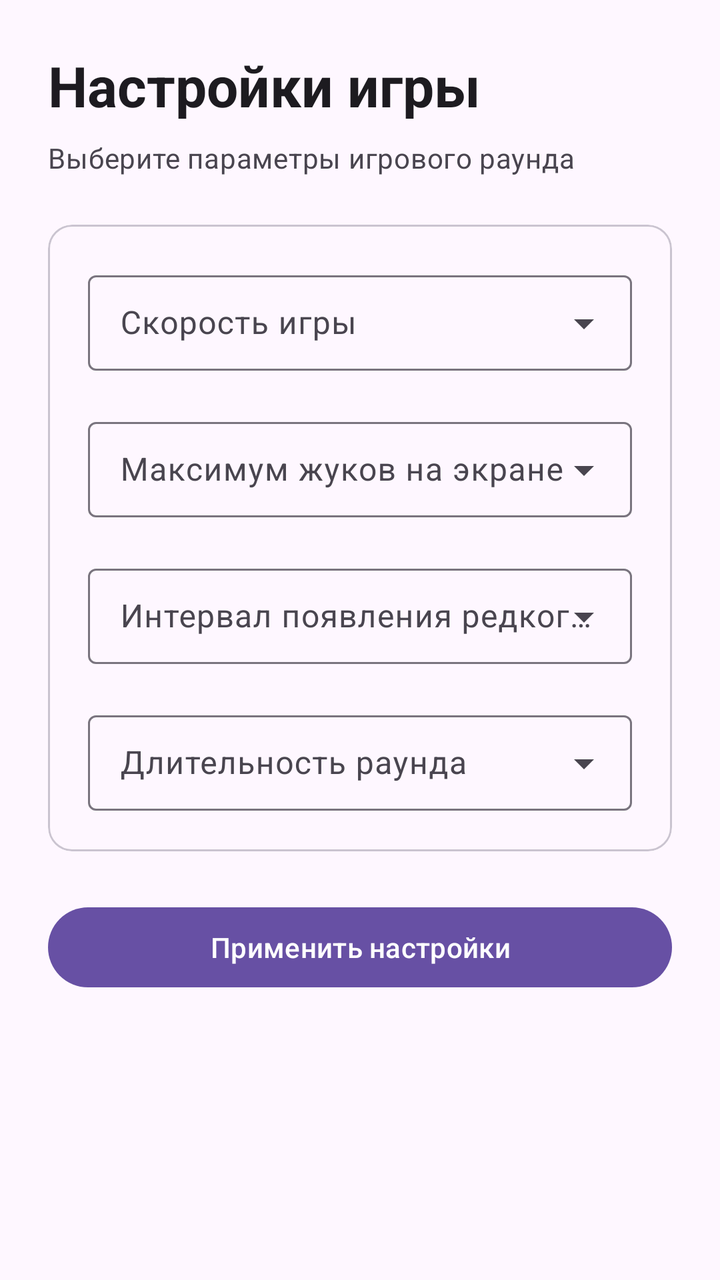
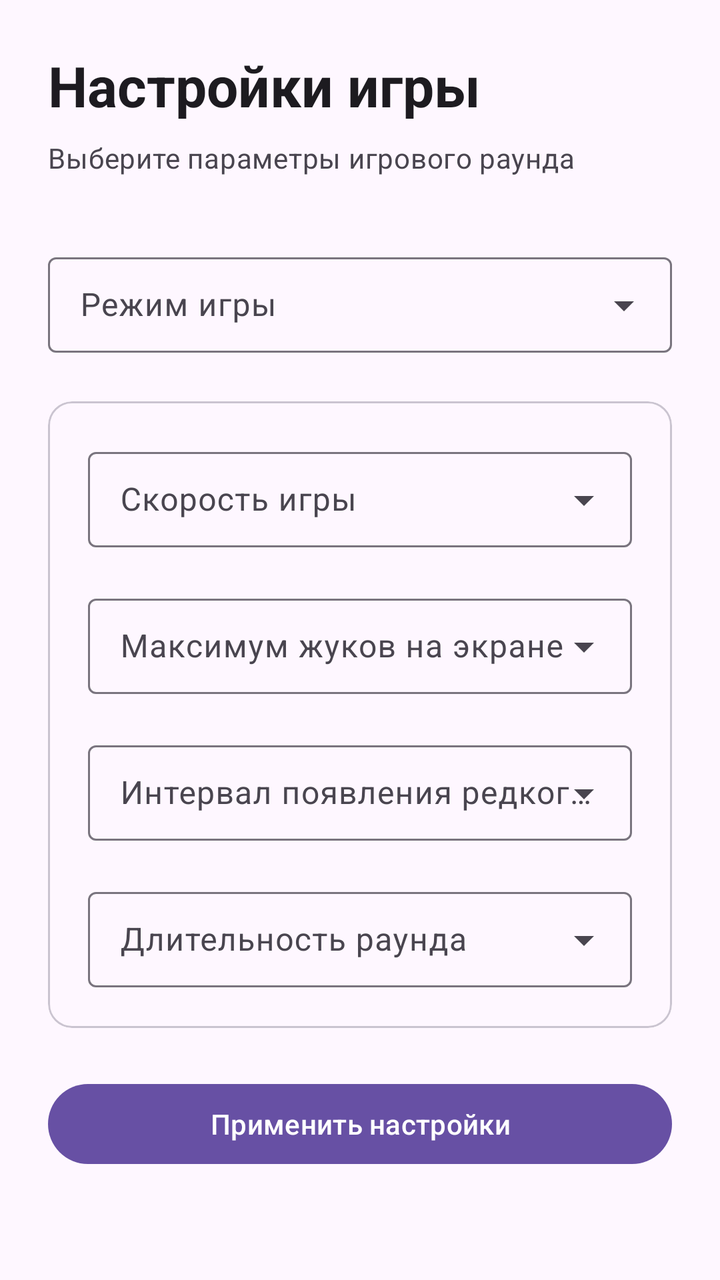

Compare the two renders of this Android layout. The source of the first and the diff that turns it into the second are given below.
<!-- AndroidManifest.xml: application theme Theme.Bugs -->
<!-- res/layout/fragment_settings.xml -->
<?xml version="1.0" encoding="utf-8"?>
<ScrollView
    xmlns:android="http://schemas.android.com/apk/res/android"
    android:layout_width="match_parent"
    android:layout_height="match_parent"
    android:fillViewport="true">

    <LinearLayout
        android:layout_width="match_parent"
        android:layout_height="wrap_content"
        android:orientation="vertical"
        android:padding="24dp">

        <LinearLayout
            android:layout_width="match_parent"
            android:layout_height="wrap_content"
            android:gravity="center_vertical"
            android:orientation="horizontal">

            <TextView
                android:layout_width="wrap_content"
                android:layout_height="wrap_content"
                android:text="@string/settings_title"
                android:textAppearance="?attr/textAppearanceHeadlineMedium"
                android:textStyle="bold" />

        </LinearLayout>

        <TextView
            android:layout_width="wrap_content"
            android:layout_height="wrap_content"
            android:layout_marginTop="8dp"
            android:text="@string/settings_subtitle"
            android:textAppearance="?attr/textAppearanceBodyMedium"
            android:textColor="?attr/colorOnSurfaceVariant" />

        <com.google.android.material.card.MaterialCardView
            android:layout_width="match_parent"
            android:layout_height="wrap_content"
            android:layout_marginTop="24dp">

            <LinearLayout
                android:layout_width="match_parent"
                android:layout_height="wrap_content"
                android:orientation="vertical"
                android:padding="20dp">

                <com.google.android.material.textfield.TextInputLayout
                    style="@style/Widget.Material3.TextInputLayout.OutlinedBox.Dense.ExposedDropdownMenu"
                    android:layout_width="match_parent"
                    android:layout_height="wrap_content"
                    android:hint="@string/settings_speed">

                    <com.google.android.material.textfield.MaterialAutoCompleteTextView
                        android:id="@+id/settings_speed"
                        android:layout_width="match_parent"
                        android:layout_height="wrap_content"
                        android:inputType="none" />

                </com.google.android.material.textfield.TextInputLayout>

                <com.google.android.material.textfield.TextInputLayout
                    style="@style/Widget.Material3.TextInputLayout.OutlinedBox.Dense.ExposedDropdownMenu"
                    android:layout_width="match_parent"
                    android:layout_height="wrap_content"
                    android:layout_marginTop="20dp"
                    android:hint="@string/settings_max_cockroaches">

                    <com.google.android.material.textfield.MaterialAutoCompleteTextView
                        android:id="@+id/settings_max_cockroaches"
                        android:layout_width="match_parent"
                        android:layout_height="wrap_content"
                        android:inputType="none" />

                </com.google.android.material.textfield.TextInputLayout>

                <com.google.android.material.textfield.TextInputLayout
                    style="@style/Widget.Material3.TextInputLayout.OutlinedBox.Dense.ExposedDropdownMenu"
                    android:layout_width="match_parent"
                    android:layout_height="wrap_content"
                    android:layout_marginTop="20dp"
                    android:hint="@string/settings_bonus_interval">

                    <com.google.android.material.textfield.MaterialAutoCompleteTextView
                        android:id="@+id/settings_bonus_interval"
                        android:layout_width="match_parent"
                        android:layout_height="wrap_content"
                        android:inputType="none" />

                </com.google.android.material.textfield.TextInputLayout>

                <com.google.android.material.textfield.TextInputLayout
                    style="@style/Widget.Material3.TextInputLayout.OutlinedBox.Dense.ExposedDropdownMenu"
                    android:layout_width="match_parent"
                    android:layout_height="wrap_content"
                    android:layout_marginTop="20dp"
                    android:hint="@string/settings_round_duration">

                    <com.google.android.material.textfield.MaterialAutoCompleteTextView
                        android:id="@+id/settings_round_duration"
                        android:layout_width="match_parent"
                        android:layout_height="wrap_content"
                        android:inputType="none" />

                </com.google.android.material.textfield.TextInputLayout>

            </LinearLayout>

        </com.google.android.material.card.MaterialCardView>

        <com.google.android.material.button.MaterialButton
            android:id="@+id/settings_apply"
            android:layout_width="match_parent"
            android:layout_height="wrap_content"
            android:layout_marginTop="24dp"
            android:text="@string/settings_apply" />

    </LinearLayout>

</ScrollView>
<!-- resources referenced by this layout -->
<resources>
  <string name="settings_apply">Применить настройки</string>
  <string name="settings_bonus_interval">Интервал появления редкого жука</string>
  <string name="settings_max_cockroaches">Максимум жуков на экране</string>
  <string name="settings_round_duration">Длительность раунда</string>
  <string name="settings_speed">Скорость игры</string>
  <string name="settings_subtitle">Выберите параметры игрового раунда</string>
  <string name="settings_title">Настройки игры</string>
  <style name="Theme.Bugs" parent="Base.Theme.Bugs" />
  <style name="Base.Theme.Bugs" parent="Theme.Material3.DayNight.NoActionBar">
      </style>
</resources>

<!-- the commit's change to res/layout/fragment_settings.xml (unified diff, before → after) -->
@@ -33,6 +33,19 @@
             android:text="@string/settings_subtitle"
             android:textAppearance="?attr/textAppearanceBodyMedium"
             android:textColor="?attr/colorOnSurfaceVariant" />
+
+        <TextView android:id="@+id/settings_status" android:layout_width="match_parent"
+            android:layout_height="wrap_content" android:accessibilityLiveRegion="polite" />
+        <com.google.android.material.button.MaterialButton android:id="@+id/settings_retry"
+            android:layout_width="match_parent" android:layout_height="wrap_content"
+            android:text="@string/data_retry" android:visibility="gone" />
+        <com.google.android.material.textfield.TextInputLayout
+            style="@style/Widget.Material3.TextInputLayout.OutlinedBox.Dense.ExposedDropdownMenu"
+            android:layout_width="match_parent" android:layout_height="wrap_content"
+            android:layout_marginTop="16dp" android:hint="@string/game_mode">
+            <com.google.android.material.textfield.MaterialAutoCompleteTextView android:id="@+id/settings_mode"
+                android:layout_width="match_parent" android:layout_height="wrap_content" android:inputType="none" />
+        </com.google.android.material.textfield.TextInputLayout>
 
         <com.google.android.material.card.MaterialCardView
             android:layout_width="match_parent"
<!-- resource entries referenced after the edit -->
@@ -1,5 +1,7 @@
 <!-- resources referenced by this layout -->
 <resources>
+  <string name="data_retry">Повторить</string>
+  <string name="game_mode">Режим игры</string>
   <string name="settings_apply">Применить настройки</string>
   <string name="settings_bonus_interval">Интервал появления редкого жука</string>
   <string name="settings_max_cockroaches">Максимум жуков на экране</string>
